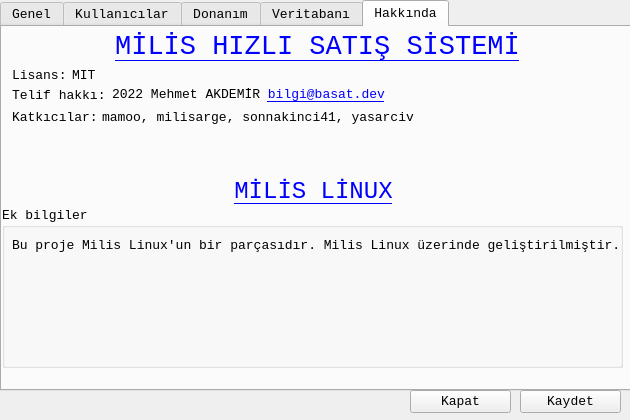
Before: the Qt Designer form ayarlardialog.ui in mamoo81/bhss, drawn with Qt 5.
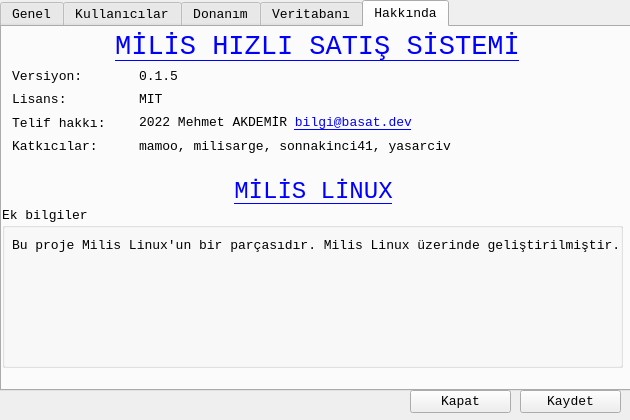
After: the same form once the commit is applied. The open tabs and pages were chosen to show the change. Icons and pictures are not drawn.

Commit message: versiyon güncelleme

```diff
--- a/ayarlardialog.ui
+++ b/ayarlardialog.ui
@@ -1321,64 +1321,6 @@
       <bool>true</bool>
      </property>
     </widget>
-    <widget class="QLabel" name="label_5">
-     <property name="geometry">
-      <rect>
-       <x>10</x>
-       <y>40</y>
-       <width>61</width>
-       <height>16</height>
-      </rect>
-     </property>
-     <property name="text">
-      <string>Lisans:</string>
-     </property>
-    </widget>
-    <widget class="QLabel" name="label_6">
-     <property name="geometry">
-      <rect>
-       <x>70</x>
-       <y>40</y>
-       <width>61</width>
-       <height>16</height>
-      </rect>
-     </property>
-     <property name="text">
-      <string>MIT</string>
-     </property>
-    </widget>
-    <widget class="QLabel" name="label_7">
-     <property name="geometry">
-      <rect>
-       <x>10</x>
-       <y>60</y>
-       <width>101</width>
-       <height>16</height>
-      </rect>
-     </property>
-     <property name="text">
-      <string>Telif hakkı:</string>
-     </property>
-    </widget>
-    <widget class="QLabel" name="label_8">
-     <property name="geometry">
-      <rect>
-       <x>110</x>
-       <y>60</y>
-       <width>311</width>
-       <height>16</height>
-      </rect>
-     </property>
-     <property name="text">
-      <string>2022 Mehmet AKDEMİR &lt;a href=&quot;mailto:bilgi@basat.dev&quot;&gt;bilgi@basat.dev&lt;/a&gt;</string>
-     </property>
-     <property name="textFormat">
-      <enum>Qt::RichText</enum>
-     </property>
-     <property name="openExternalLinks">
-      <bool>true</bool>
-     </property>
-    </widget>
     <widget class="QGroupBox" name="groupBox_4">
      <property name="geometry">
       <rect>
@@ -1433,31 +1375,79 @@
       <bool>true</bool>
      </property>
     </widget>
-    <widget class="QLabel" name="label_13">
-     <property name="geometry">
-      <rect>
-       <x>100</x>
-       <y>80</y>
-       <width>521</width>
-       <height>20</height>
-      </rect>
-     </property>
-     <property name="text">
-      <string>mamoo, milisarge, sonnakinci41, yasarciv</string>
-     </property>
-    </widget>
-    <widget class="QLabel" name="label_14">
+    <widget class="QWidget" name="">
      <property name="geometry">
       <rect>
        <x>10</x>
-       <y>80</y>
-       <width>91</width>
-       <height>21</height>
+       <y>40</y>
+       <width>611</width>
+       <height>88</height>
       </rect>
      </property>
-     <property name="text">
-      <string>Katkıcılar:</string>
-     </property>
+     <layout class="QGridLayout" name="gridLayout_3">
+      <item row="1" column="0">
+       <widget class="QLabel" name="label_5">
+        <property name="text">
+         <string>Lisans:</string>
+        </property>
+       </widget>
+      </item>
+      <item row="1" column="1" colspan="4">
+       <widget class="QLabel" name="label_6">
+        <property name="text">
+         <string>MIT</string>
+        </property>
+       </widget>
+      </item>
+      <item row="0" column="0">
+       <widget class="QLabel" name="label_35">
+        <property name="text">
+         <string>Versiyon:</string>
+        </property>
+       </widget>
+      </item>
+      <item row="2" column="0">
+       <widget class="QLabel" name="label_7">
+        <property name="text">
+         <string>Telif hakkı:</string>
+        </property>
+       </widget>
+      </item>
+      <item row="2" column="1" colspan="4">
+       <widget class="QLabel" name="label_8">
+        <property name="text">
+         <string>2022 Mehmet AKDEMİR &lt;a href=&quot;mailto:bilgi@basat.dev&quot;&gt;bilgi@basat.dev&lt;/a&gt;</string>
+        </property>
+        <property name="textFormat">
+         <enum>Qt::RichText</enum>
+        </property>
+        <property name="openExternalLinks">
+         <bool>true</bool>
+        </property>
+       </widget>
+      </item>
+      <item row="0" column="1" colspan="4">
+       <widget class="QLabel" name="label_36">
+        <property name="text">
+         <string>0.1.5</string>
+        </property>
+       </widget>
+      </item>
+      <item row="3" column="0">
+       <widget class="QLabel" name="label_14">
+        <property name="text">
+         <string>Katkıcılar:</string>
+        </property>
+       </widget>
+      </item>
+      <item row="3" column="1" colspan="4">
+       <widget class="QLabel" name="label_13">
+        <property name="text">
+         <string>mamoo, milisarge, sonnakinci41, yasarciv</string>
+        </property>
+       </widget>
+      </item>
+     </layout>
     </widget>
    </widget>
   </widget>
```
Left out of the diff: 2 changed lines with no effect on the pictures. The commit also changes 1 other file.
